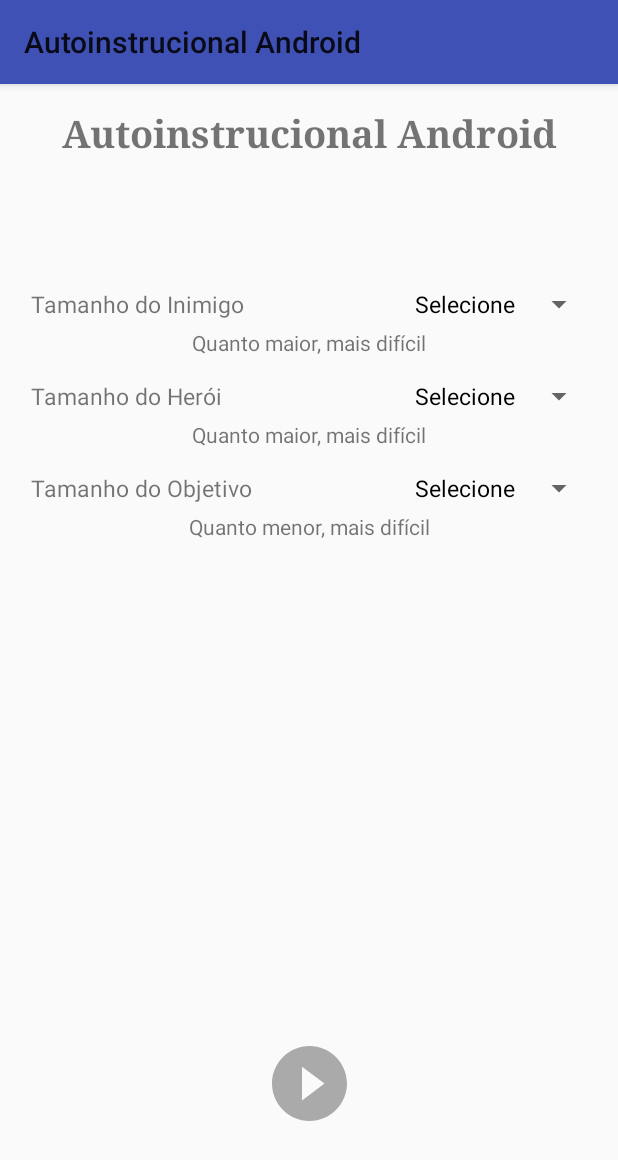
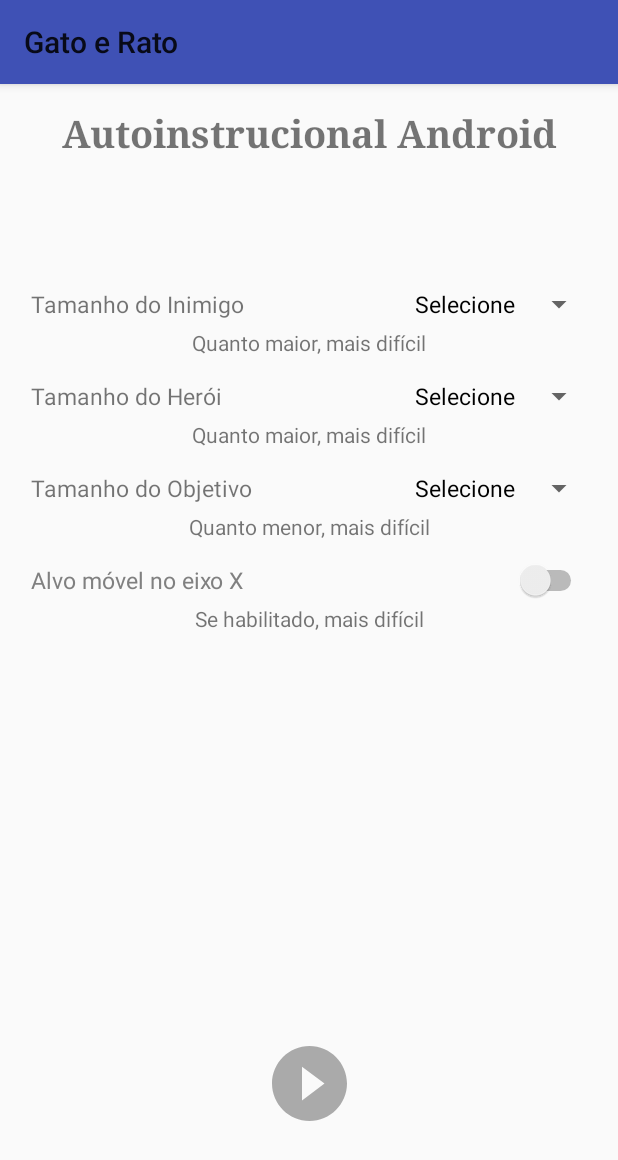
Before and after one commit to MCristoni/Autoinstrucional-Android, an Android app: the screen it shows after launch (MainActivity), on a phone screen of 412 x 824 dp. Shown: the top 1160 px of the screen. Run offline under Robolectric (Android 15) with nearby library versions, the phone set to English and light mode, and no system bars.

Commit message:
Resultado Final

```diff
--- a/app/src/main/AndroidManifest.xml
+++ b/app/src/main/AndroidManifest.xml
@@ -4,9 +4,9 @@
 
     <application
         android:allowBackup="true"
-        android:icon="@mipmap/ic_launcher"
+        android:icon="@drawable/cat_icon"
         android:label="@string/app_name"
-        android:roundIcon="@mipmap/ic_launcher_round"
+        android:roundIcon="@drawable/cat_icon"
         android:supportsRtl="true"
         android:theme="@style/AppTheme">
         <activity android:name=".MainActivity">
--- a/app/src/main/java/com/mcristoni/autoinstrucional/Constants.java
+++ b/app/src/main/java/com/mcristoni/autoinstrucional/Constants.java
@@ -5,4 +5,5 @@ class Constants {
     public static final String HERO_SIZE_VALUE = "hero_size";
     public static final String ENEMY_SIZE_VALUE = "enemy_size";
     public static final String TARGET_SIZE_VALUE = "target_size";
+    public static final String TARGET_MOVING_VALUE = "moving_target";
 }
--- a/app/src/main/java/com/mcristoni/autoinstrucional/CustomAdapter.kt
+++ /dev/null
@@ -1,4 +0,0 @@
-package com.mcristoni.autoinstrucional
-
-class CustomAdapter {
-}
--- a/app/src/main/java/com/mcristoni/autoinstrucional/MainActivity.java
+++ b/app/src/main/java/com/mcristoni/autoinstrucional/MainActivity.java
@@ -12,6 +12,7 @@ import android.widget.AdapterView;
 import android.widget.ArrayAdapter;
 import android.widget.ImageButton;
 import android.widget.Spinner;
+import android.widget.Switch;
 import android.widget.TextView;
 
 import java.util.ArrayList;
@@ -21,6 +22,7 @@ public class MainActivity extends AppCompatActivity {
     private Spinner spinner_enemy_size;
     private Spinner spinner_hero_size;
     private Spinner spinner_target_size;
+    private Switch switch_moving_target;
     private ImageButton button_play;
     private boolean heroSelected = false;
     private boolean enemySelected = false;
@@ -41,6 +43,7 @@ public class MainActivity extends AppCompatActivity {
         spinner_hero_size = findViewById(R.id.spinner_hero_size);
         spinner_target_size = findViewById(R.id.spinner_target_size);
         button_play = findViewById(R.id.button_play);
+        switch_moving_target = findViewById(R.id.switch_moving_target);
     }
 
     private void setArrayAdapter() {
@@ -132,6 +135,7 @@ public class MainActivity extends AppCompatActivity {
             intent.putExtra(Constants.HERO_SIZE_VALUE, Float.parseFloat(spinner_hero_size.getSelectedItem().toString()));
             intent.putExtra(Constants.ENEMY_SIZE_VALUE, Float.parseFloat(spinner_enemy_size.getSelectedItem().toString()));
             intent.putExtra(Constants.TARGET_SIZE_VALUE, Float.parseFloat(spinner_target_size.getSelectedItem().toString()));
+            intent.putExtra(Constants.TARGET_MOVING_VALUE, switch_moving_target.isChecked());
             startActivityForResult(intent, Constants.GAME_ACTIVITY_REQUEST_CODE);
         }
     };
@@ -141,6 +145,7 @@ public class MainActivity extends AppCompatActivity {
         if(requestCode == Constants.GAME_ACTIVITY_REQUEST_CODE && resultCode == RESULT_OK){
             setArrayAdapter();
             heroSelected = enemySelected = targetSelected = false;
+            switch_moving_target.setChecked(false);
         }
     }
 }
--- a/app/src/main/res/layout/main_activity.xml
+++ b/app/src/main/res/layout/main_activity.xml
@@ -20,7 +20,7 @@
             android:layout_marginStart="15dp"
             android:layout_marginTop="15dp"
             android:gravity="center"
-            android:text="@string/app_name"
+            android:text="@string/aai_string"
             android:textSize="25sp"
             android:textStyle="bold"
             android:typeface="serif"
@@ -131,6 +131,31 @@
             app:layout_constraintStart_toStartOf="parent"
             app:layout_constraintTop_toBottomOf="@+id/textView_target_size" />
 
+        <Switch
+            android:id="@+id/switch_moving_target"
+            android:layout_width="0dp"
+            android:layout_height="wrap_content"
+            android:layout_marginEnd="15dp"
+            android:layout_marginStart="15dp"
+            android:layout_marginTop="10dp"
+            android:padding="5dp"
+            android:text="@string/switch_moving_target"
+            android:textColor="@android:color/tab_indicator_text"
+            android:textSize="15sp"
+            app:layout_constraintEnd_toEndOf="parent"
+            app:layout_constraintStart_toStartOf="parent"
+            app:layout_constraintTop_toBottomOf="@+id/textView_target_size_obs" />
+
+        <TextView
+            android:id="@+id/textView_moving_target_obs"
+            android:layout_width="wrap_content"
+            android:layout_height="wrap_content"
+            android:layout_marginTop="0dp"
+            android:text="@string/enabled_harder"
+            app:layout_constraintEnd_toEndOf="parent"
+            app:layout_constraintStart_toStartOf="parent"
+            app:layout_constraintTop_toBottomOf="@+id/switch_moving_target" />
+
         <android.support.constraint.Guideline
             android:id="@+id/guideline_15_percent_vertical"
             android:layout_width="wrap_content"
--- /dev/null
+++ b/app/src/main/res/values-v23/styles.xml
@@ -0,0 +1,11 @@
+<?xml version="1.0" encoding="utf-8"?>
+<resources>
+
+    <style name="AppTheme" parent="Theme.AppCompat.Light">
+        <!-- Customize your theme here. -->
+        <item name="colorPrimary">@color/colorPrimary</item>
+        <item name="colorPrimaryDark">@color/colorPrimaryDark</item>
+        <item name="colorAccent">@color/colorAccent</item>
+        <item name="android:titleTextColor">@android:color/white</item>
+    </style>
+</resources>
--- a/app/src/main/res/values/strings.xml
+++ b/app/src/main/res/values/strings.xml
@@ -1,5 +1,6 @@
 <resources>
-    <string name="app_name">Autoinstrucional Android</string>
+    <string name="app_name">Gato e Rato</string>
+    <string name="aai_string">Autoinstrucional Android</string>
     <string name="touch_to_start">Toque em qualquer lugar para começar</string>
     <string name="ok">OK</string>
     <string name="yes">Sim</string>
@@ -11,4 +12,6 @@
     <string name="target_size">Tamanho do Objetivo</string>
     <string name="lose_message">Você perdeu!\n\nDeseja reiniciar o jogo com as mesmas configurações?</string>
     <string name="win_message">Você venceu!\n\nDeseja reiniciar o jogo com as mesmas configurações?</string>
+    <string name="switch_moving_target">Alvo móvel no eixo X</string>
+    <string name="enabled_harder">Se habilitado, mais difícil</string>
 </resources>
```
Also changed, not shown: app/src/main/java/com/mcristoni/autoinstrucional/DrawingThread.java (+5 -5 lines), app/src/main/java/com/mcristoni/autoinstrucional/EnemyView.kt (+11 -4 lines), app/src/main/java/com/mcristoni/autoinstrucional/GameActivity.kt (+13 -19 lines), app/src/main/java/com/mcristoni/autoinstrucional/HeroView.kt (+12 -5 lines), app/src/main/java/com/mcristoni/autoinstrucional/TargetView.kt (+28 -4 lines), app/src/main/res/drawable/cat_icon.png (added), app/src/main/res/drawable/cheese_icon.png (added), app/src/main/res/drawable/rat_icon.png (added), 3 other files.
